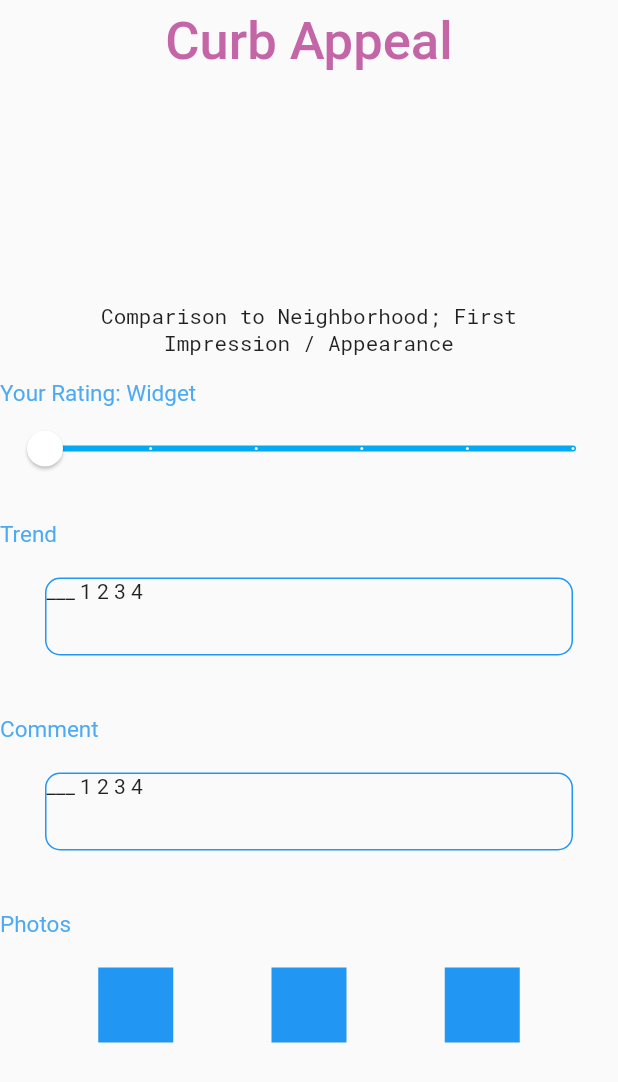
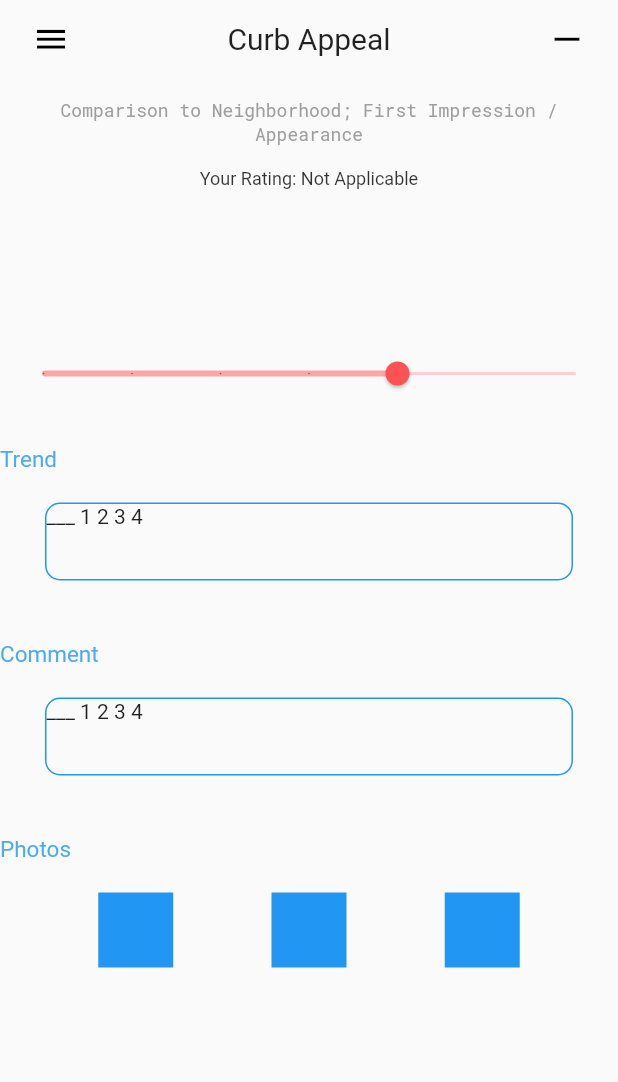
Before and after one commit to hqt286/InnovationChallange, a Flutter app: the screen it shows after launch, on a phone screen of 412 x 824 dp. Shown: the top 1082 px of the screen. Run offline on Flutter 3.47's test engine with Material 2 defaults, Android fonts, the light colour scheme and no system bars; our stand-ins replace flutter_rating_bar, font_awesome_flutter.

Commit message:
Update Widget

```diff
--- a/lib/main.dart
+++ b/lib/main.dart
@@ -1,9 +1,11 @@
 import 'dart:ui';
 import 'package:flutter/material.dart';
+import 'package:flutter_rating_bar/flutter_rating_bar.dart';
 import 'package:inspection_app/commentpage.dart';
 import 'package:inspection_app/dto/photodto.dart';
 import 'package:inspection_app/gallerypage.dart';
 import 'package:inspection_app/dto/curbappealdto.dart';
+import 'package:inspection_app/ratingwidget.dart';
 import 'dart:math';
 
 void main() {
@@ -68,84 +70,55 @@ class InspectionAppState extends State<InspectionApp> {
 
     return MaterialApp(
       home: Scaffold(
-          appBar: AppBar(
-            centerTitle: true,
-            title: Text("Curb Appeal",
-            style: TextStyle(color: Color(0xffb74093).withOpacity(0.8), fontSize: 35),),
-            backgroundColor: Colors.transparent,
-            bottomOpacity: 0.0,
-            elevation: 0.0,
+          appBar: PreferredSize(
+            preferredSize: Size.fromHeight(50),
+            child: Container(
+                alignment: Alignment.bottomCenter,
+                child: Padding(
+                  padding: EdgeInsets.symmetric(horizontal: 10),
+                  child: Row(
+                    mainAxisAlignment: MainAxisAlignment.spaceBetween,
+                    children: [
+                      Ink (
+                        child: IconButton(
+                          icon: Icon(Icons.menu, size: 25.0,),
+                          color: Colors.black,
+                          onPressed: () {
+                            // Navigator.of(context).pop();
+                          },
+                        ),
+                      ),
 
+                      Text("Curb Appeal",
+                        style: TextStyle(fontSize: 20),
+                      ),
+                      Ink (
+                        child: IconButton(
+                          icon: Icon(IconData(61707, fontFamily: "MaterialIcons"), size: 25.0,),
+                          color: Colors.black,
+                          onPressed: () {},
+                        ),
+                      ),
+                    ],
+                  ),
+                )
+            ),
           ),
-          body: Container (
+
+          body: SingleChildScrollView (
             child: Column(
-              mainAxisAlignment: MainAxisAlignment.center,
               children: [
-
                 Container(
                   child: Padding(
-                    padding: EdgeInsets.all(16.0),
-                    child: Text("Comparison to Neighborhood; First Impression / Appearance",
-                    style: TextStyle(fontFamily: 'RobotoMono'),
-                    textAlign: TextAlign.center,)
+                      padding: EdgeInsets.symmetric(vertical: 15.0, horizontal: 16.0),
+                      child: Text("Comparison to Neighborhood; First Impression / Appearance",
+                        style: TextStyle(fontFamily: 'RobotoMono', fontSize: 12, color: Colors.grey),
+                        textAlign: TextAlign.center,)
                   ),
                 ),
 
-                //******************************************** Rating Bar Section **************************************************************
-                Container(
-                    child: Column(
-                      children: [
-                        Align(
-                          alignment: Alignment.centerLeft,
-                          child:Text(
-                            "Your Rating: $widget",
-                            style: TextStyle(color: Colors.blue.withOpacity(0.8), fontSize: 15),
-                          ),
-                        ),
-
-                        Container(
-                          child: SliderTheme(
-                            data: SliderTheme.of(context).copyWith(
-                              activeTrackColor: Colors.red[700],
-                              inactiveTrackColor: Colors.red[100],
-                              trackShape: RoundedRectSliderTrackShape(),
-                              trackHeight: 4.0,
-                              thumbShape: RoundSliderThumbShape(enabledThumbRadius: 12.0),
-                              thumbColor: Colors.redAccent,
-                              overlayColor: Colors.red.withAlpha(32),
-                              overlayShape: RoundSliderOverlayShape(overlayRadius: 28.0),
-                              tickMarkShape: RoundSliderTickMarkShape(),
-                              activeTickMarkColor: Colors.red[700],
-                              inactiveTickMarkColor: Colors.red[100],
-                              valueIndicatorShape: PaddleSliderValueIndicatorShape(),
-                              valueIndicatorColor: Colors.redAccent,
-                              valueIndicatorTextStyle: TextStyle(
-                                color: Colors.white,
-                              ),
-                            ),
-                            child: Slider(
-                              min: 0.0,
-                              max: 5.0,
-                              divisions: 5,
-                              value: widget._curbAppeal.rating,
-                              activeColor: widget._curbAppeal.ratingColor,
-                              inactiveColor: Colors.lightBlue,
-                              label: "${widget._curbAppeal.rating}",
-                              onChanged: (newValue) {
-                                setState(() {
-                                  widget._curbAppeal.rating = newValue;
-                                  print(Text("${widget._curbAppeal.rating}"));
-                                });
-                              },
-                            ),
-                          ),
-                        ),
-
-                      ],
-                    )
-                ),
-
-
+                //******************************************** Rating Section **************************************************************
+                CustomRatingWidget(widget._curbAppeal),
 
                 //******************************************** Trend Section **************************************************************
                 Container(
--- /dev/null
+++ b/lib/ratingwidget.dart
@@ -0,0 +1,84 @@
+import 'package:flutter/material.dart';
+import 'package:font_awesome_flutter/font_awesome_flutter.dart';
+import 'package:inspection_app/dto/curbappealdto.dart';
+
+
+class CustomRatingWidget extends StatefulWidget {
+  CurbAppealDTO _curbAppealDTO;
+
+  CustomRatingWidget(this._curbAppealDTO);
+
+
+  CurbAppealDTO get curbAppealDTO => _curbAppealDTO;
+
+  set curbAppealDTO(CurbAppealDTO value) {
+    _curbAppealDTO = value;
+  }
+
+  @override
+  createState() => new CustomRatingWidgetState();
+}
+
+class CustomRatingWidgetState extends State<CustomRatingWidget> {
+
+  @override
+  Widget build(BuildContext context) {
+
+    return Container(
+        child: Column(
+          children: [
+            Align(
+              alignment: Alignment.center,
+              child:Text(
+                "Your Rating: ${widget._curbAppealDTO.ratingLabel}",
+                style: TextStyle(color: Colors.black.withOpacity(0.8), fontSize: 12),
+              ),
+            ),
+            Padding(
+                padding: EdgeInsets.only(top: 20),
+              child: Icon(widget._curbAppealDTO.ratingIcon,
+                color: widget._curbAppealDTO.ratingColor,
+                size: 75,
+              ),
+            ),
+            Container(
+              child: SliderTheme(
+                data: SliderTheme.of(context).copyWith(
+                  activeTrackColor: Colors.redAccent.withOpacity(0.5),
+                  inactiveTrackColor: Colors.red[100],
+                  trackShape: RoundedRectSliderTrackShape(),
+                  trackHeight: 2.0,
+                  thumbShape: RoundSliderThumbShape(enabledThumbRadius: 8.0),
+                  thumbColor: Colors.redAccent,
+                  overlayColor: Colors.red.withAlpha(32),
+                  overlayShape: RoundSliderOverlayShape(overlayRadius: 28.0),
+                  tickMarkShape: RoundSliderTickMarkShape(),
+                  activeTickMarkColor: Colors.red[700],
+                  inactiveTickMarkColor: Colors.red[100],
+                  valueIndicatorShape: PaddleSliderValueIndicatorShape(),
+                  valueIndicatorColor: Colors.redAccent,
+                  valueIndicatorTextStyle: TextStyle(
+                    color: Colors.white,
+                  ),
+                ),
+                child: Slider(
+                  min: 0.0,
+                  max: 6.0,
+                  divisions: 6,
+                  value: widget._curbAppealDTO.rating,
+                  // inactiveColor: Colors.lightBlue,
+                  label: "${widget._curbAppealDTO.ratingLabel}",
+                  onChanged: (newValue) {
+                    setState(() {
+                      widget._curbAppealDTO.rating = newValue;
+                      print(Text("${widget._curbAppealDTO.ratingLabel}"));
+                    });
+                  },
+                ),
+              ),
+            ),
+          ],
+        )
+    );
+  }
+}
--- a/pubspec.yaml
+++ b/pubspec.yaml
@@ -29,6 +29,9 @@ dependencies:
   # Use with the CupertinoIcons class for iOS style icons.
   cupertino_icons: ^1.0.2
   photo_view: ^0.10.3
+  flutter_rating_bar: ^3.2.0+1
+  font_awesome_flutter: ^8.11.0
+
 
 dev_dependencies:
   flutter_test:
```
Also changed, not shown: lib/dto/curbappealdto.dart (+51 -7 lines), lib/gallerypage.dart (+4 -3 lines), lib/ratingbar.dart (deleted, +0 -72 lines), pubspec.lock.
